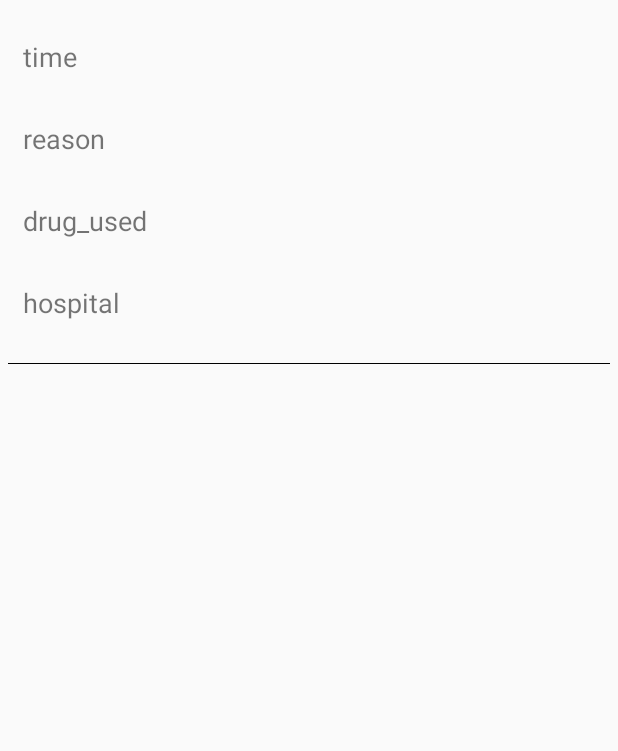
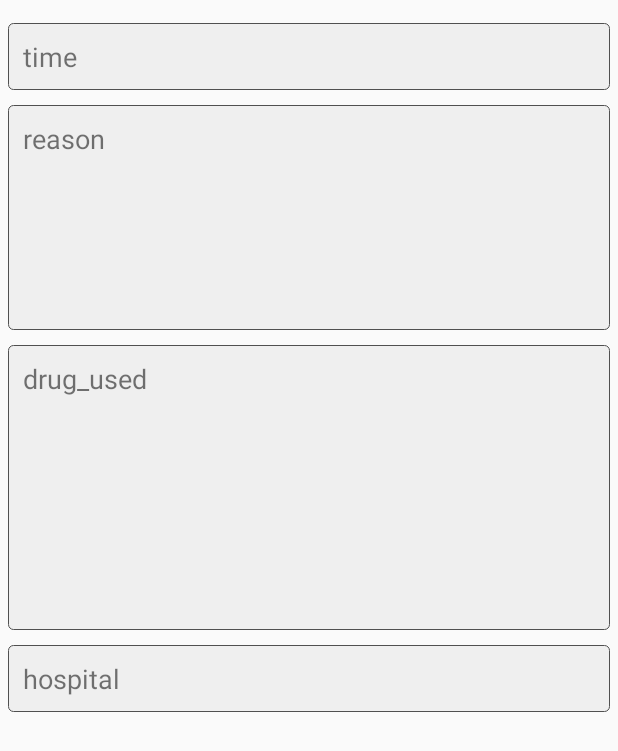
Before and after one commit to jackGWY/XinZangApp, an Android app: the DiaryDetailActivity screen opened directly, with no data from a screen before it, on a phone screen of 412 x 824 dp. Shown: the top 751 px of the screen. Run offline under Robolectric (Android 15) with nearby library versions, the phone set to English and light mode, and no system bars; our stand-ins replace ButterKnife; 5 statements that could not run were skipped.

Commit message:
加入diary_detail 背景

```diff
--- a/app/src/main/res/layout/activity_diary_detail.xml
+++ b/app/src/main/res/layout/activity_diary_detail.xml
@@ -9,6 +9,7 @@
         android:id="@+id/my_time"
         android:layout_width="match_parent"
         android:text="time"
+        android:background="@drawable/edit_bg"
         android:layout_height="wrap_content"
         android:padding="@dimen/diaryItemPadding"
         android:textSize="@dimen/diaryItemTextSize"
@@ -18,7 +19,8 @@
         android:id="@+id/diary_reason"
         android:layout_width="match_parent"
         android:text="reason "
-        android:layout_height="wrap_content"
+        android:background="@drawable/edit_bg"
+        android:layout_height="150dp"
         android:padding="@dimen/diaryItemPadding"
         android:textSize="@dimen/diaryItemTextSize"
         android:layout_marginTop="@dimen/diaryItemMargingTop" />
@@ -26,9 +28,10 @@
         android:id="@+id/diary_drug_used"
         android:layout_width="match_parent"
         android:text="drug_used "
-        android:layout_height="wrap_content"
+        android:layout_height="190dp"
         android:padding="@dimen/diaryItemPadding"
         android:textSize="@dimen/diaryItemTextSize"
+        android:background="@drawable/edit_bg"
         android:layout_marginTop="@dimen/diaryItemMargingTop" />
 
     <TextView
@@ -38,13 +41,9 @@
         android:layout_height="wrap_content"
         android:padding="@dimen/diaryItemPadding"
         android:textSize="@dimen/diaryItemTextSize"
+        android:background="@drawable/edit_bg"
         android:layout_marginTop="@dimen/diaryItemMargingTop" />
 
-    <View
-        android:layout_height="1px"
-        android:layout_marginTop="18dp"
-        android:background="#000000"
-        android:layout_width="fill_parent">
-    </View>
+
 
 </LinearLayout>
```
